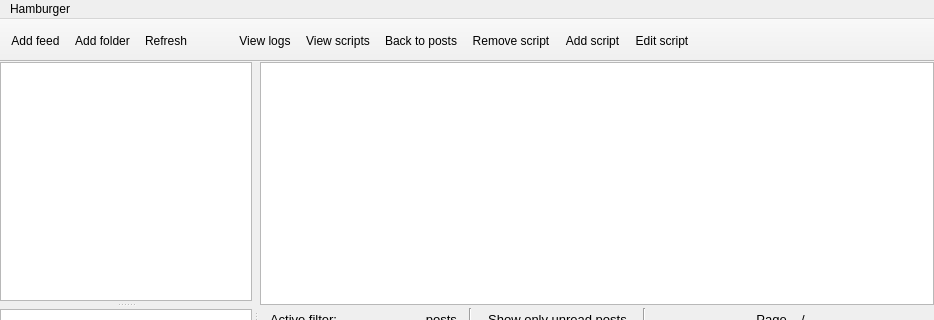
Old version of the form client-desktop/src/widgets/MainWindow.ui in the repository zappatic/ZapFeedReader; both pictures show x 0 to 934 and y 0 to 320 of the 934 by 600 pixel window.
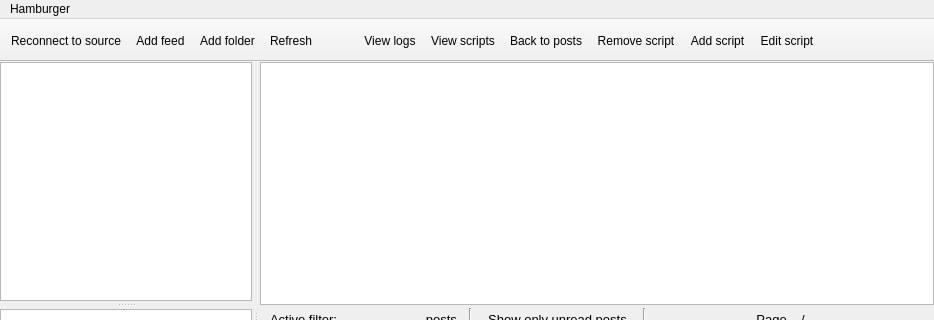
New version of the form. Custom widgets are drawn as their Qt base class.

Commit message: add option to reconnect when source has error

The edit to the form file:
```diff
--- a/client-desktop/src/widgets/MainWindow.ui
+++ b/client-desktop/src/widgets/MainWindow.ui
@@ -978,6 +978,7 @@
    <attribute name="toolBarBreak">
     <bool>false</bool>
    </attribute>
+   <addaction name="action_Reconnect_to_source"/>
    <addaction name="action_Add_feed"/>
    <addaction name="action_Add_folder"/>
    <addaction name="action_Toolbar_refresh"/>
@@ -1178,6 +1179,11 @@
     <string>Refresh</string>
    </property>
   </action>
+  <action name="action_Reconnect_to_source">
+   <property name="text">
+    <string>Reconnect to source</string>
+   </property>
+  </action>
  </widget>
  <customwidgets>
   <customwidget>
```
The commit also changes 4 other files.
